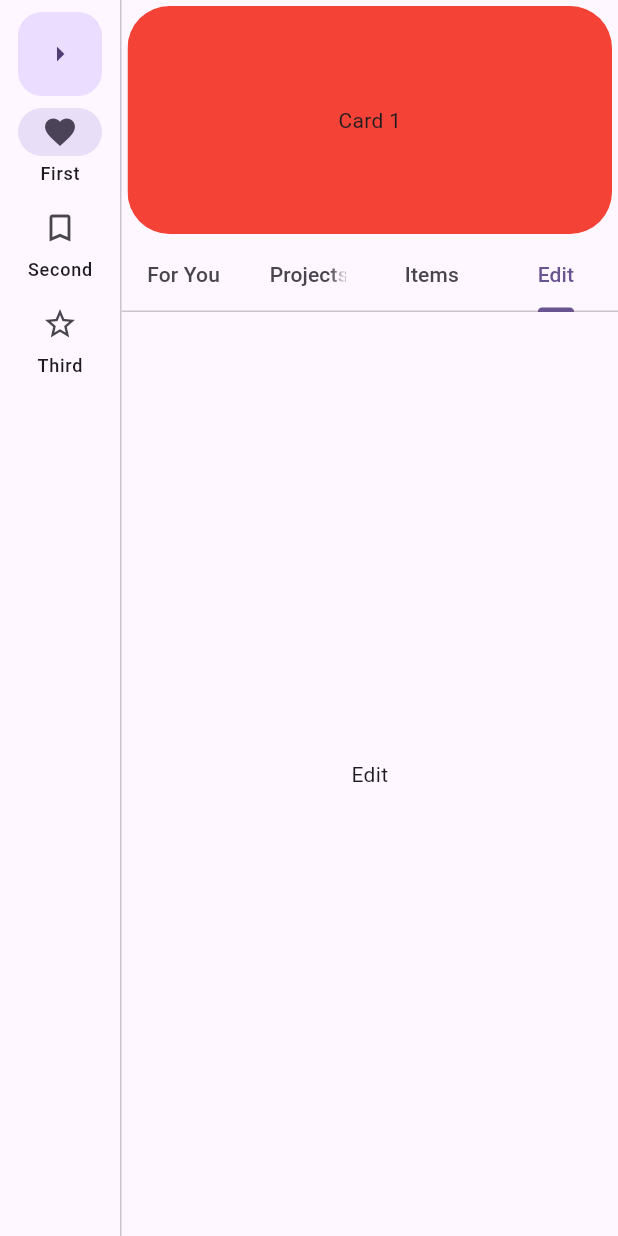
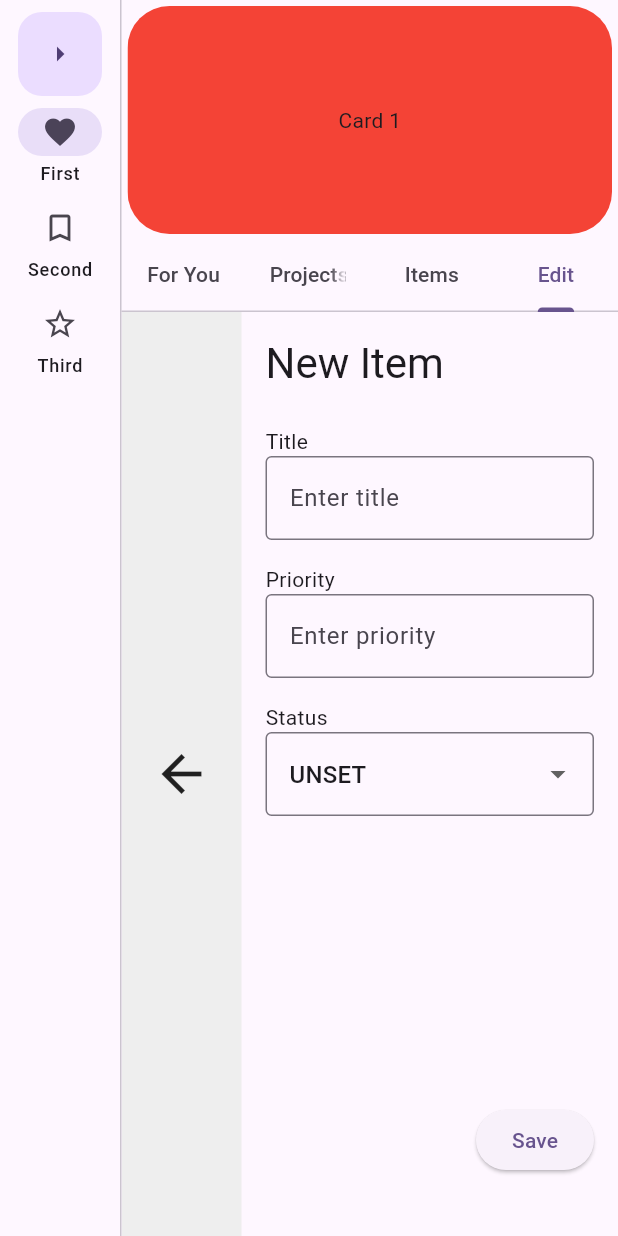
Before and after one commit to 42null/HEAP_Client, a Flutter app: the screen it shows after launch, tab 4 chosen, on a phone screen of 412 x 824 dp. Run offline on Flutter 3.47's test engine with Material 3 defaults, Android fonts, the phone set to English and light mode, and no system bars; drawn by our look-alikes of dynamic_color.

Commit message:
basic editing and saving

```diff
--- a/lib/Screens/core_page.dart
+++ b/lib/Screens/core_page.dart
@@ -1,6 +1,6 @@
 import 'package:flutter/material.dart';
 
-import 'main_tabs_section.dart';
+import 'core_pages/main_tabs_section.dart';
 
 class CorePage extends StatefulWidget {
   const CorePage({super.key});
--- /dev/null
+++ b/lib/Screens/core_pages/edit_screen.dart
@@ -0,0 +1,177 @@
+import 'package:flutter/material.dart';
+import 'package:flutter/services.dart';
+import '../../models/item.dart';
+import '../../data/item_repository.dart'; // Assuming this handles data operations
+
+class EditScreen extends StatefulWidget {
+  final Item? item;
+
+  const EditScreen({super.key, this.item});
+
+  @override
+  State<EditScreen> createState() => _EditScreenState();
+}
+
+class _EditScreenState extends State<EditScreen> {
+  late TextEditingController _titleController;
+  late TextEditingController _priorityController;
+  late Status _selectedStatus;
+
+  // Track the current state of the item for local updates
+  Item? _currentLocalItem;
+
+  final FocusNode _keyboardFocusNode = FocusNode();
+
+  @override
+  void initState() {
+    super.initState();
+    // Initialize controllers and local item state from widget.item
+    _titleController = TextEditingController(text: widget.item?.title ?? '');
+    _priorityController = TextEditingController(text: widget.item?.priority.toString() ?? '');
+    _selectedStatus = widget.item?.status ?? Status.UNSET;
+
+    // Create a mutable local copy for editing
+    _currentLocalItem = widget.item?.copyWith(
+      title: widget.item?.title,
+      priority: widget.item?.priority,
+      status: widget.item?.status,
+    ) ?? Item(id: -1, status: Status.UNSET); // -1 indicates a new item
+
+    // Add listener to controllers to update the local item state as user types
+    _titleController.addListener(_onTitleChanged);
+    _priorityController.addListener(_onPriorityChanged);
+  }
+
+  void _onTitleChanged() {
+    final newTitle = _titleController.text;
+    setState(() {
+      _currentLocalItem = _currentLocalItem!.copyWith(title: newTitle);
+    });
+  }
+
+  void _onPriorityChanged() {
+    final newPriority = int.tryParse(_priorityController.text);
+    setState(() {
+      _currentLocalItem = _currentLocalItem!.copyWith(priority: newPriority);
+    });
+  }
+
+  // --- Core Saving Logic ---
+  Future<void> _saveItem() async {
+    if (_currentLocalItem == null) return;
+
+    final itemToSave = _currentLocalItem!;
+
+    try {
+      if (itemToSave.id != -1) {
+        // Update existing item
+        ItemRepository().updateItem(itemToSave);
+      } else {
+        // Create new item
+        ItemRepository().createItem(itemToSave);
+      }
+      // Signal parent to refresh the list/state
+      // In a real app, this would involve a callback to the parent
+      // For this implementation, we assume a successful save clears the form or notifies the parent.
+      if (!mounted) return;
+      Navigator.pop(context);
+    } catch (e) {
+      // Handle save failure
+      debugPrint("Failed to save item: $e");
+    }
+  }
+
+  // --- Key Event Handling (Ctrl+S) ---
+  void _handleKey(KeyEvent event) {
+    // Check for Ctrl+S
+    if (event is KeyDownEvent &&
+        event.logicalKey == LogicalKeyboardKey.keyS &&
+        HardwareKeyboard.instance.isControlPressed) {
+      _saveItem();
+    }
+  }
+
+  @override
+  void dispose() {
+    // IMPORTANT: Save the data before the state is disposed (Auto-save on exit)
+    _saveItem();
+
+    // Dispose controllers and focus nodes to free memory
+    _titleController.dispose();
+    _priorityController.dispose();
+    _keyboardFocusNode.dispose();
+    super.dispose();
+  }
+
+  @override
+  Widget build(BuildContext context) {
+    return Scaffold(
+      appBar: AppBar(
+        title: Text(widget.item == null ? 'New Item' : 'Edit Item'),
+      ),
+      body: KeyboardListener(
+        focusNode: _keyboardFocusNode,
+        onKeyEvent: _handleKey,
+        child: SingleChildScrollView(
+          padding: const EdgeInsets.all(16.0),
+          child: Column(
+            crossAxisAlignment: CrossAxisAlignment.start,
+            children: [
+              // Title Input
+              Text('Title', style: Theme.of(context).textTheme.titleLarge),
+              const SizedBox(height: 8),
+              TextField(
+                controller: _titleController,
+                autofocus: widget.item == null, // Auto-focus if creating a new item
+                decoration: const InputDecoration(
+                  border: OutlineInputBorder(),
+                  hintText: 'Enter item title',
+                ),
+              ),
+              const SizedBox(height: 20),
+              // Priority Input
+              Text('Priority', style: Theme.of(context).textTheme.titleLarge),
+              const SizedBox(height: 8),
+              TextField(
+                controller: _priorityController,
+                keyboardType: TextInputType.number,
+                decoration: const InputDecoration(
+                  border: OutlineInputBorder(),
+                  hintText: 'Enter priority (0-10)',
+                ),
+              ),
+              const SizedBox(height: 20),
+              // Status Selection
+              Text('Status', style: Theme.of(context).textTheme.titleLarge),
+              const SizedBox(height: 8),
+              DropdownButtonFormField<Status>(
+                initialValue: _selectedStatus,
+                onChanged: (Status? newValue) {
+                  setState(() {
+                    _selectedStatus = newValue!;
+                    _currentLocalItem = _currentLocalItem!.copyWith(status: newValue!);
+                  });
+                },
+                items: Status.values.map((status) {
+                  return DropdownMenuItem<Status>(
+                    value: status,
+                    child: Text(status.name),
+                  );
+                }).toList(),
+              ),
+              const SizedBox(height: 40),
+              // Save Button
+              SizedBox(
+                width: double.infinity,
+                child: ElevatedButton(
+                  onPressed: _saveItem,
+                  child: const Text('Save Item'),
+                ),
+              ),
+            ],
+          ),
+        ),
+      ),
+    );
+  }
+}
--- a/lib/Screens/main_tabs_section.dart
+++ b/lib/Screens/core_pages/main_tabs_section.dart
@@ -1,7 +1,21 @@
 import 'package:flutter/material.dart';
 
-class MainTabsSection extends StatelessWidget {
+// Screens
+import '../item_list_screen.dart';
+import '../edit_screen.dart';
+
+// Data models
+import '../../models/item.dart';
+
+class MainTabsSection extends StatefulWidget {
   const MainTabsSection({super.key});
+
+  @override
+  State<MainTabsSection> createState() => _MainTabsSectionState();
+}
+
+class _MainTabsSectionState extends State<MainTabsSection> {
+  Item? _selectedItem;
 
   @override
   Widget build(BuildContext context) {
@@ -36,13 +50,27 @@ class MainTabsSection extends StatelessWidget {
           ),
 
           // 3. Pages that fill the rest
-          const Expanded(
+          Expanded(
             child: TabBarView(
               children: [
-                Center(child: Text('For You')),
-                Center(child: Text('Projects')),
-                Center(child: Text('Items')),
-                Center(child: Text('Edit')),
+                const Center(child: Text('For You')),
+                const Center(child: Text('Projects')),
+                Builder(
+                  builder: (BuildContext context) {
+                    return ItemListScreen(
+                      onItemSelected: (item) {
+                        setState(() {
+                          _selectedItem = item;
+                        });
+                        DefaultTabController.of(context).animateTo(3);
+                      },
+                    );
+                  },
+                ),
+                EditScreen(
+                  key: _selectedItem != null ? ValueKey(_selectedItem!.id) : const ValueKey('new_item'),
+                  item: _selectedItem,
+                ),
               ],
             ),
           ),
--- /dev/null
+++ b/lib/Screens/edit_screen.dart
@@ -0,0 +1,150 @@
+import 'package:flutter/material.dart';
+import '../models/item.dart';
+import '../data/item_repository.dart';
+
+class EditScreen extends StatefulWidget {
+  final Item? item;
+
+  const EditScreen({super.key, this.item});
+
+  @override
+  State<EditScreen> createState() => _EditScreenState();
+}
+
+class _EditScreenState extends State<EditScreen> {
+  late TextEditingController _titleController;
+  late TextEditingController _priorityController;
+  Status _selectedStatus = Status.UNSET;
+
+  @override
+  void initState() {
+    super.initState();
+    _titleController = TextEditingController(text: widget.item?.title);
+    _priorityController = TextEditingController(text: widget.item?.priority?.toString());
+    _selectedStatus = widget.item?.status ?? Status.UNSET;
+  }
+
+  @override
+  void dispose() {
+    _titleController.dispose();
+    _priorityController.dispose();
+    super.dispose();
+  }
+
+  void _saveItem() {
+    if (widget.item != null) {
+      final updatedItem = Item(
+        id: widget.item!.id,
+        title: _titleController.text,
+        priority: int.tryParse(_priorityController.text),
+        status: _selectedStatus,
+      );
+      ItemRepository.repository.updateItem(updatedItem);
+      ScaffoldMessenger.of(context).showSnackBar(
+        const SnackBar(content: Text('Saved successfully!')),
+      );
+      // Optionally navigate back
+      // Navigator.pop(context);
+    } else {
+      // Handle new item creation
+      final newItem = Item(
+        id: DateTime.now().millisecondsSinceEpoch.remainder(100000), // Simple unique ID
+        title: _titleController.text,
+        priority: int.tryParse(_priorityController.text),
+        status: _selectedStatus,
+      );
+      ItemRepository.repository.updateItem(newItem);
+      ScaffoldMessenger.of(context).showSnackBar(
+        const SnackBar(content: Text('New item created!')),
+      );
+    }
+  }
+
+  @override
+  Widget build(BuildContext context) {
+    return Scaffold(
+      body: Row(
+        children: [
+          // The "long box" on the left side to go back
+          GestureDetector(
+            onTap: () {
+              // Move to ItemListScreen (index 2)
+              DefaultTabController.of(context).animateTo(2);
+            },
+            child: Container(
+              width: 80,
+              color: Colors.grey[200],
+              child: const Center(
+                child: Icon(Icons.arrow_back, size: 40),
+              ),
+            ),
+          ),
+          Expanded(
+            child: Padding(
+              padding: const EdgeInsets.all(16.0),
+              child: Column(
+                crossAxisAlignment: CrossAxisAlignment.start,
+                children: [
+                  Text(
+                    widget.item != null ? 'Edit Item' : 'New Item',
+                    style: Theme.of(context).textTheme.headlineMedium,
+                  ),
+                  const SizedBox(height: 24),
+                  const Text('Title'),
+                  TextField(
+                    controller: _titleController,
+                    decoration: const InputDecoration(
+                      border: OutlineInputBorder(),
+                      hintText: 'Enter title',
+                    ),
+                  ),
+                  const SizedBox(height: 16),
+                  const Text('Priority'),
+                  TextField(
+                    controller: _priorityController,
+                    keyboardType: TextInputType.number,
+                    decoration: const InputDecoration(
+                      border: OutlineInputBorder(),
+                      hintText: 'Enter priority',
+                    ),
+                  ),
+                  const SizedBox(height: 16),
+                  const Text('Status'),
+                  DropdownButtonFormField<Status>(
+                    value: _selectedStatus,
+                    onChanged: (value) {
+                      setState(() {
+                        _selectedStatus = value!;
+                      });
+                    },
+                    items: Status.values.map((status) {
+                      return DropdownMenuItem(
+                        value: status,
+                        child: Text(status.name),
+                      );
+                    }).toList(),
+                    decoration: const InputDecoration(
+                      border: OutlineInputBorder(),
+                      hintText: 'Select status',
+                    ),
+                  ),
+                  const Spacer(),
+                  Row(
+                    mainAxisAlignment: MainAxisAlignment.end,
+                    children: [
+                      ElevatedButton(
+                        onPressed: _saveItem,
+                        child: const Text('Save'),
+                      ),
+                    ],
+                  ),
+                  const SizedBox(height: 24),
+                ],
+              ),
+            ),
+          ),
+        ],
+      ),
+    );
+  }
+}
--- /dev/null
+++ b/lib/data/item_repository.dart
@@ -0,0 +1,38 @@
+import 'package:flutter/material.dart';
+import '../models/item.dart';
+import 'sample_items.dart';
+
+class ItemRepository extends ChangeNotifier {
+  static final ItemRepository _instance = ItemRepository._internal();
+  factory ItemRepository() => _instance;
+  ItemRepository._internal();
+
+  static final ItemRepository repository = ItemRepository();
+
+  final List<Item> _items = sampleItems;
+
+  List<Item> get items => List.unmodifiable(_items);
+
+  Item? getItemById(int id) {
+    try {
+      return _items.firstWhere((item) => item.id == id);
+    } catch (e) {
+      return null;
+    }
+  }
+
+  void updateItem(Item newItem) {
+    int index = _items.indexWhere((item) => item.id == newItem.id);
+    if (index != -1) {
+      _items[index] = newItem;
+    } else {
+      _items.add(newItem);
+    }
+    notifyListeners();
+  }
+
+  void createItem(Item newItem) {
+    _items.add(newItem);
+    notifyListeners();
+  }
+}
--- a/lib/data/sample_items.dart
+++ b/lib/data/sample_items.dart
@@ -1,6 +1,6 @@
 import '../models/item.dart';
 
 final sampleItems = [
-  const Item(id: 1, title: 'Finish Canvas assignment', priority: 3, status: ItemStatus.BACKLOG),
-  const Item(id: 3, title: null, priority: null, status: ItemStatus.UNSET),
+  const Item(id: 1, title: 'Finish Canvas assignment', priority: 3, status: Status.BACKLOG),
+  const Item(id: 3, title: null, priority: null, status: Status.UNSET),
 ];
--- a/lib/models/item.dart
+++ b/lib/models/item.dart
@@ -1,26 +1,31 @@
-enum ItemStatus implements Comparable<ItemStatus> {
-  UNSET(order: 0),
-  BACKLOG(order: 1),
-  SELECTED(order:  2),
-  IN_PROGRESS(order: 3),
-  COMPLETED(order: 4),
-  ARCHIVED(order: 99);
+import 'package:flutter/material.dart';
 
-  const ItemStatus({
+enum Status implements Comparable<Status> {
+  UNSET(order: 0, hexColor: '#D3D3D3'),
+  BACKLOG(order: 1, hexColor: '#808080'),
+  SELECTED(order: 2, hexColor: '#0000FF'),
+  IN_PROGRESS(order: 3, hexColor: '#FFA500'),
+  COMPLETED(order: 4, hexColor: '#008000'),
+  ARCHIVED(order: 99, hexColor: '#A9A9A9');
+
+  const Status({
     required this.order,
+    required this.hexColor,
   });
 
   final int order;
+  final String hexColor;
+  Color get color => Color(int.parse(hexColor.replaceFirst('#', '0xFF')));
 
   @override
-  int compareTo(ItemStatus other) => order.compareTo(other.order);
+  int compareTo(Status other) => order.compareTo(other.order);
 }
 
 class Item {
   final int id;
   final String? title;
   final int? priority;
-  final ItemStatus status;
+  final Status status;
 
   const Item({
     required this.id,
@@ -28,4 +33,21 @@ class Item {
     this.priority,
     required this.status,
   });
+
+  Item copyWith({
+    int? id,
+    String? title,
+    int? priority,
+    Status? status,
+  }) {
+    return Item(
+      id: id ?? this.id,
+      title: title ?? this.title,
+      priority: priority ?? this.priority,
+      status: status ?? this.status,
+    );
+  }
+
+  String get titleText => title ?? '(untitled)';
+  Color get color => status.color;
 }
```
Also changed, not shown: lib/Screens/item_list_screen.dart (+49 -9 lines), lib/widgets/pill_box.dart (added, +35 -0 lines), lib/Screens/core_pages/items.dart (added), lib/models/project.dart (added).
